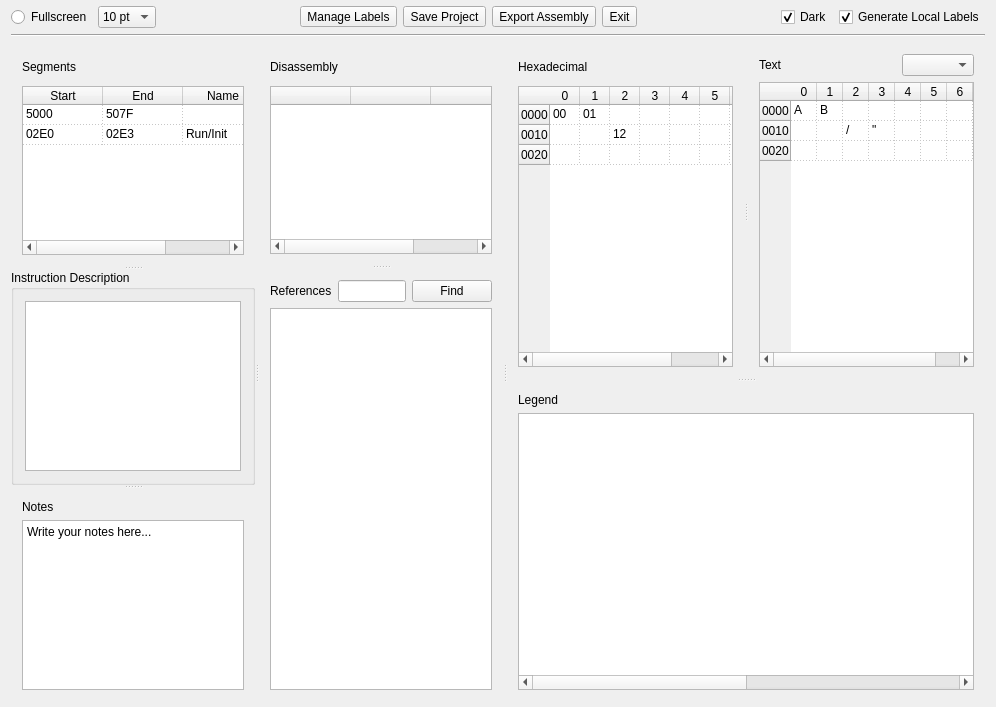
Qt form src/mainwindow.ui (ivop/frida) before a commit.
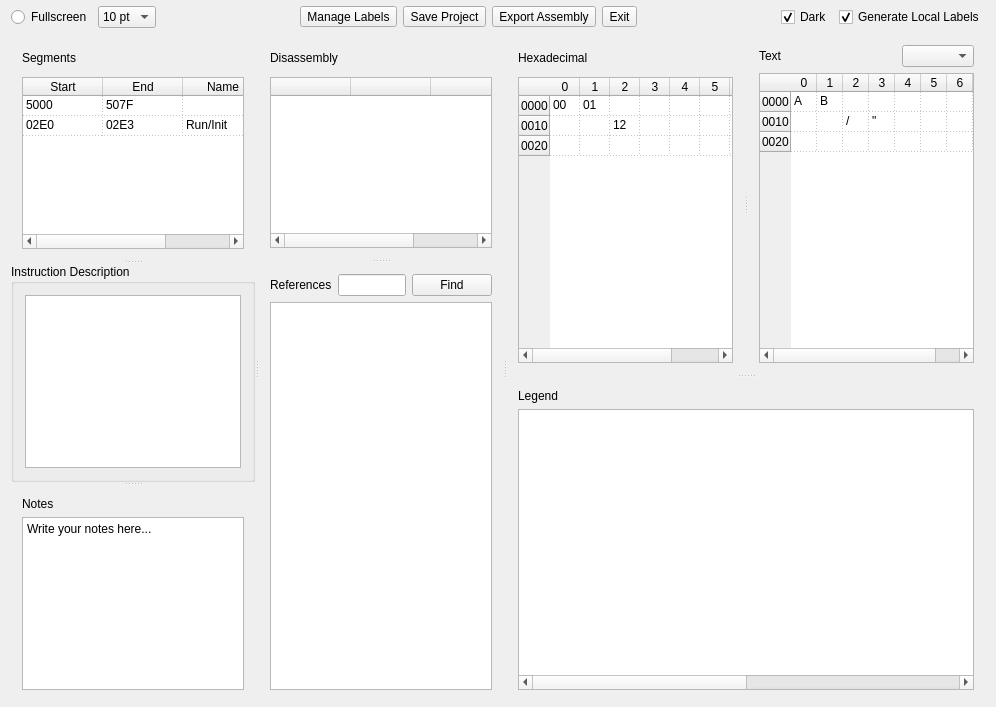
The same form after that commit. Icons and pictures are not drawn.

Commit message: remove sunken line

```diff
--- a/src/mainwindow.ui
+++ b/src/mainwindow.ui
@@ -193,16 +193,6 @@
       </item>
      </layout>
     </item>
-    <item>
-     <widget class="Line" name="line">
-      <property name="frameShadow">
-       <enum>QFrame::Sunken</enum>
-      </property>
-      <property name="orientation">
-       <enum>Qt::Horizontal</enum>
-      </property>
-     </widget>
-    </item>
     <item>
      <widget class="QSplitter" name="splitterMain">
       <property name="orientation">
```
